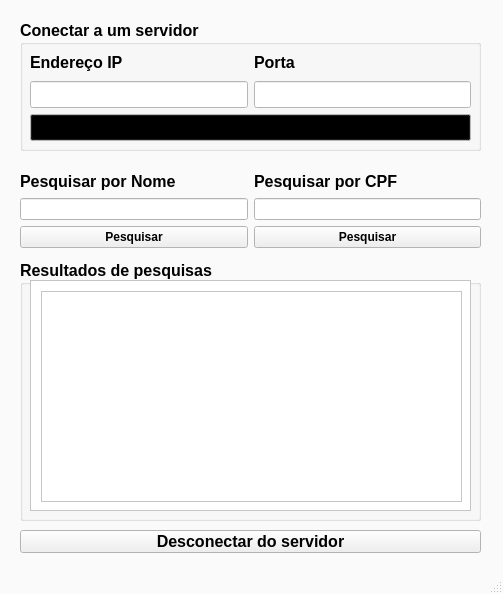
gabsfredes/tcp-multithread, file ui/cliente_gui.ui: the form before one commit.
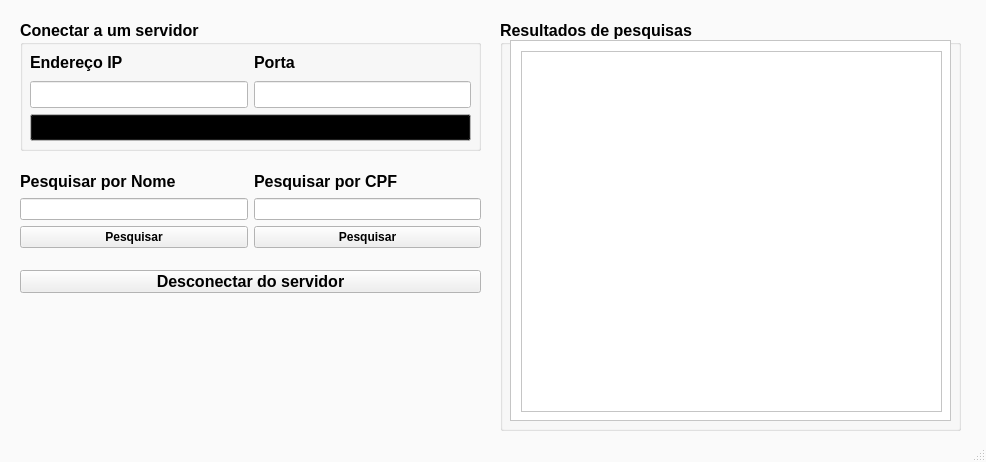
The form after the commit.

Commit message: feat: servidor com interface

What changed in the file:
```diff
--- a/ui/cliente_gui.ui
+++ b/ui/cliente_gui.ui
@@ -6,8 +6,8 @@
    <rect>
     <x>0</x>
     <y>0</y>
-    <width>503</width>
-    <height>594</height>
+    <width>986</width>
+    <height>462</height>
    </rect>
   </property>
   <property name="palette">
@@ -499,10 +499,10 @@
    <widget class="QGroupBox" name="Terminal">
     <property name="geometry">
      <rect>
-      <x>20</x>
-      <y>260</y>
+      <x>500</x>
+      <y>20</y>
       <width>461</width>
-      <height>261</height>
+      <height>411</height>
      </rect>
     </property>
     <property name="palette">
@@ -592,7 +592,7 @@
        <x>10</x>
        <y>20</y>
        <width>441</width>
-       <height>231</height>
+       <height>381</height>
       </rect>
      </property>
      <property name="autoFillBackground">
@@ -607,7 +607,7 @@
         <x>0</x>
         <y>0</y>
         <width>439</width>
-        <height>229</height>
+        <height>379</height>
        </rect>
       </property>
       <widget class="QTextEdit" name="terminal_client_area">
@@ -616,7 +616,7 @@
          <x>10</x>
          <y>10</y>
          <width>421</width>
-         <height>211</height>
+         <height>361</height>
         </rect>
        </property>
        <property name="font">
@@ -718,7 +718,7 @@
     <property name="geometry">
      <rect>
       <x>20</x>
-      <y>530</y>
+      <y>270</y>
       <width>461</width>
       <height>23</height>
      </rect>
```
The commit also changes 5 other files.
